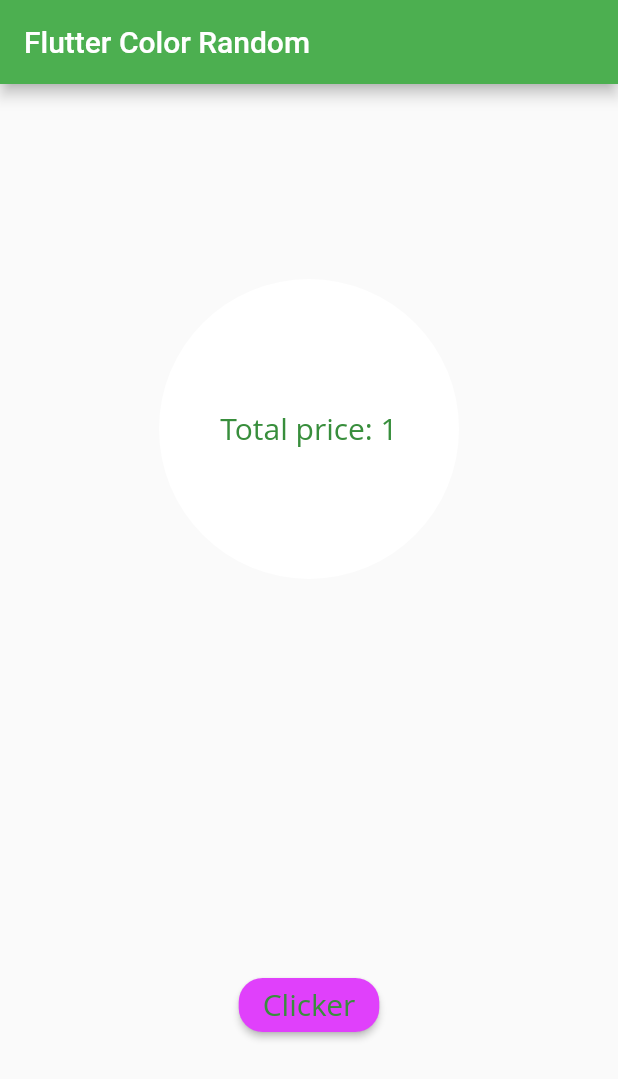
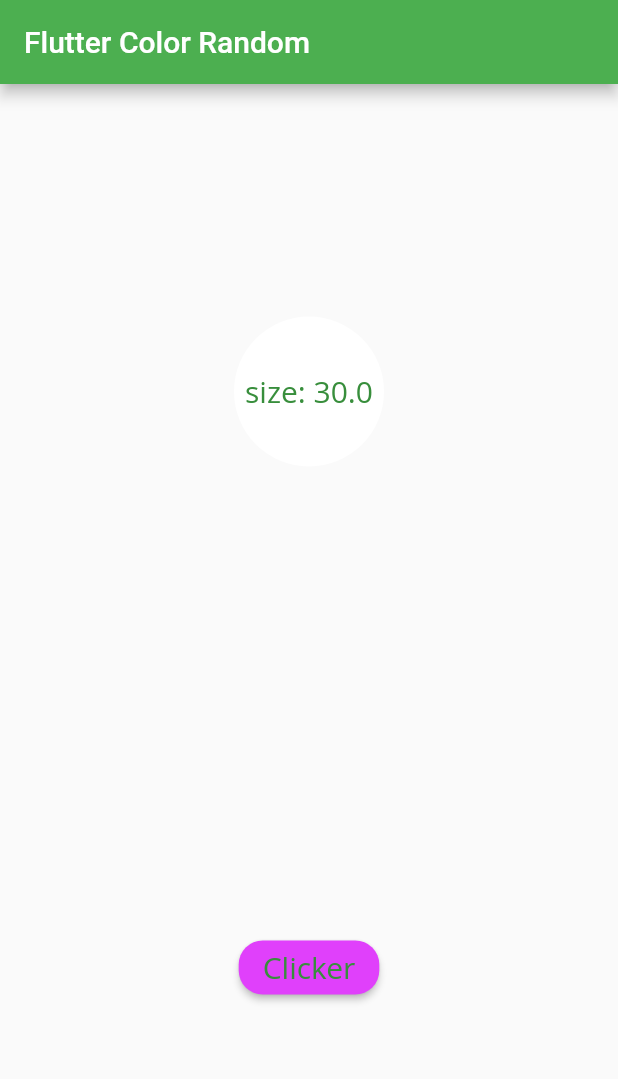
Before and after one commit to Rekrutiv/first_flutter, a Flutter app: the screen it shows after launch, after a tap on "Clicker", on a phone screen of 412 x 824 dp. Shown: the top 1079 px of the screen. Run offline on Flutter 3.47's test engine with Material 2 defaults, Android fonts, the phone set to English and light mode, and no system bars; Roboto replaces fonts that are missing (Open Sans).

Commit message:
frontend basic animation

```diff
--- a/lib/ColorProvider.dart
+++ /dev/null
@@ -1,10 +0,0 @@
-import 'package:flutter/material.dart';
-
-class ColorProvider with ChangeNotifier {
-  int mainText = 0;
-
-  void increment() {
-    mainText++;
-    notifyListeners();
-  }
-}
--- a/lib/main.dart
+++ b/lib/main.dart
@@ -1,8 +1,8 @@
 import 'package:first_flutter_app/widget/MainWidget.dart';
 import 'package:flutter/material.dart';
 import 'package:provider/provider.dart';
-import 'package:first_flutter_app/ColorProvider.dart';
-import 'ColorRandom.dart';
+import 'provider/ColorProvider.dart';
+import 'provider/ColorRandom.dart';
 
 void main() => runApp(new MyApp());
 
@@ -16,7 +16,7 @@ class MyApp extends StatelessWidget {
         primarySwatch: Colors.green,
       ),
       home: MultiProvider(providers: [
-        ChangeNotifierProvider(create: (_) => ColorProvider()),
+        ChangeNotifierProvider(create: (_) => SizeProvider()),
         ChangeNotifierProvider(create: (_) => ColorRandom())
       ], child: MyHomePage(title: 'Flutter Color Random')),
     );
@@ -39,12 +39,12 @@ class MyHomePage extends StatelessWidget {
     //colors(0xFF and paste color code)
   ];
   final String title;
-  final colorProvider = ColorProvider();
+  final colorProvider = SizeProvider();
   final colorRandom = ColorRandom();
 
   @override
   Widget build(BuildContext context) {
-    final counterClick = Provider.of<ColorProvider>(context, listen: false);
+    final counterClick = Provider.of<SizeProvider>(context, listen: false);
     final random = Provider.of<ColorRandom>(context, listen: false);
     return SafeArea(
       child: Scaffold(
@@ -63,7 +63,8 @@ class MyHomePage extends StatelessWidget {
                   crossAxisAlignment: CrossAxisAlignment.center,
                   children: <Widget>[
                     MainWidget(
-                        currentColor: currentColor, counterClick: counterClick),
+                        currentColor: currentColor,
+                        sizeClick: counterClick),
                     RaisedButton(
                       child: Text('Clicker',
                           style: TextStyle(
--- /dev/null
+++ b/lib/provider/ColorProvider.dart
@@ -0,0 +1,14 @@
+import 'package:flutter/material.dart';
+
+class SizeProvider with ChangeNotifier {
+  double sizeShape = 0;
+
+  void increment() {
+    sizeShape=sizeShape+30;
+    notifyListeners();
+  }
+//  setSize() {
+//    sizeShape  = sizeShape;
+//    notifyListeners();
+//  }
+}
--- a/lib/widget/MainWidget.dart
+++ b/lib/widget/MainWidget.dart
@@ -2,32 +2,34 @@ import 'package:flutter/cupertino.dart';
 import 'package:flutter/material.dart';
 import 'package:provider/provider.dart';
 
-import '../ColorProvider.dart';
+import '../provider/ColorProvider.dart';
 
 class  MainWidget extends StatelessWidget {
   const MainWidget({
     Key key,
     @required this.currentColor,
-    @required this.counterClick,
+    @required this.sizeClick,
   }) : super(key: key);
 
+
   final Color currentColor;
-  final ColorProvider counterClick;
+  final SizeProvider sizeClick;
 
   @override
   Widget build(BuildContext context) {
     return AnimatedContainer(
-      duration: Duration (seconds: 1),
-      width: 200,
-      height: 200,
+      duration: Duration (seconds: 2),
+      curve: Curves.bounceOut,
+      height: 100+sizeClick.sizeShape,
+      width: 100+sizeClick.sizeShape,
       decoration:
       BoxDecoration(color: currentColor, shape: BoxShape.circle,
       ),
 
-      child: Consumer<ColorProvider>(
+      child: Consumer<SizeProvider>(
         builder: (_, colorProvider, __) => Center(
           child: Text(
-              "Total price: ${counterClick.mainText}",
+              "size: ${sizeClick.sizeShape}",
               style: TextStyle(
                   color: Colors.green[700],
                   fontWeight: FontWeight.w500,
```
Also changed, not shown: lib/provider/ColorRandom.dart (renamed from lib/ColorRandom.dart).
